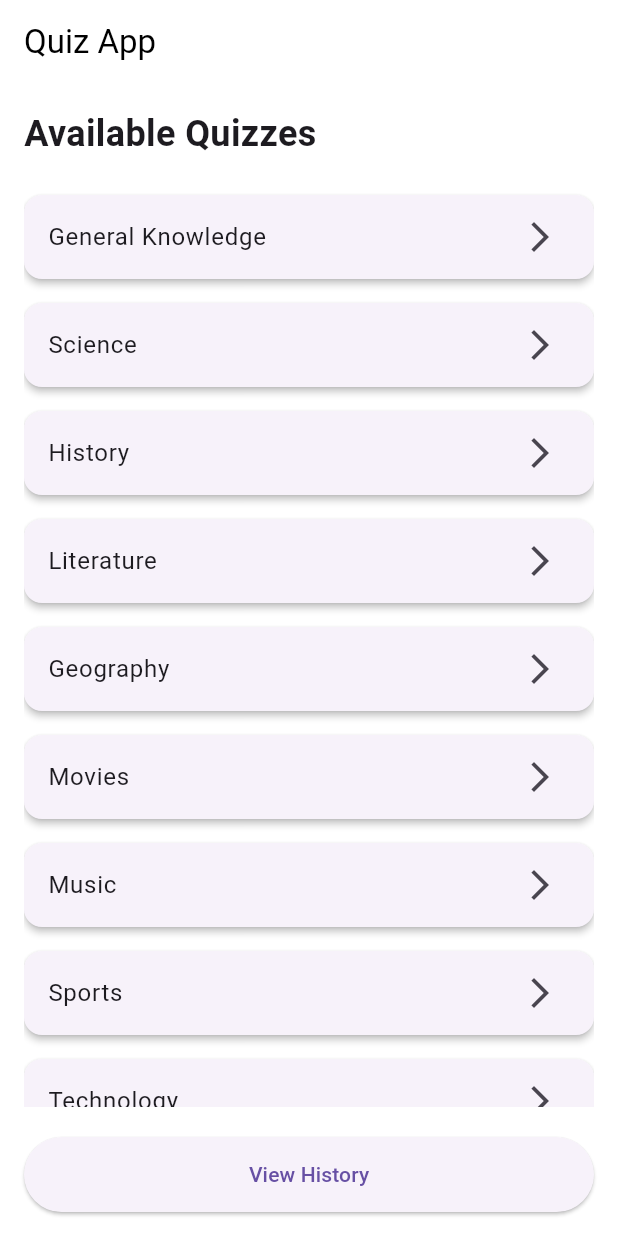
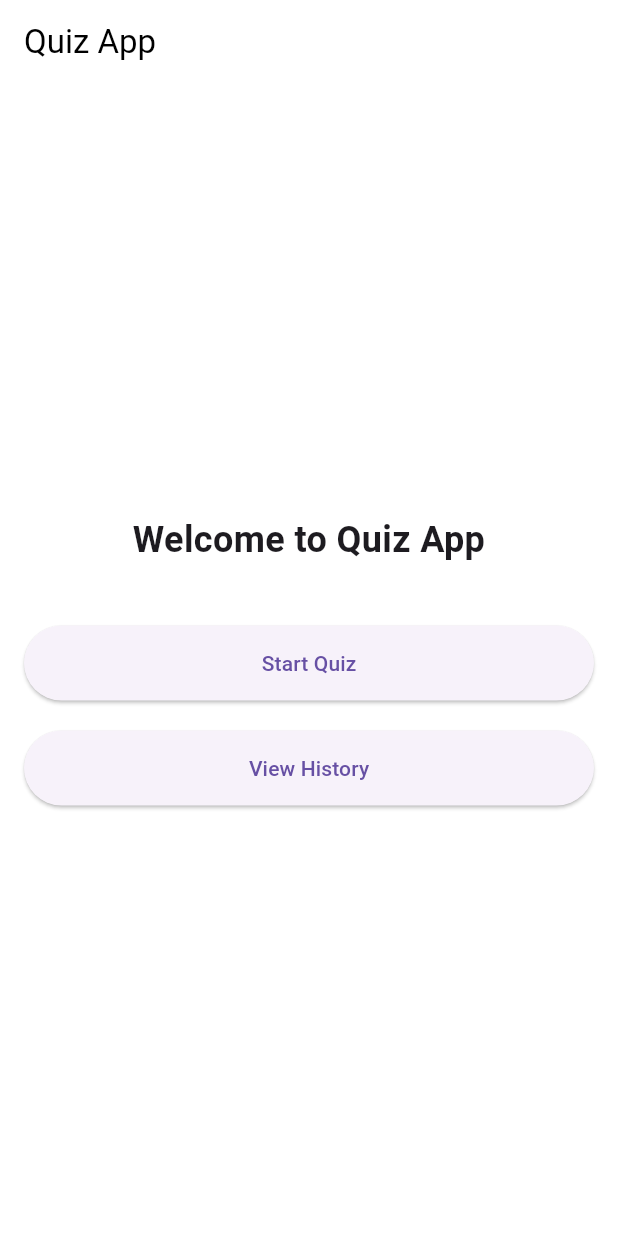
Before and after one commit to Rohith2006/quiz-app, a Flutter app: the screen it shows after launch, on a phone screen of 412 x 824 dp. Run offline on Flutter 3.47's test engine with Material 3 defaults, Android fonts, the phone set to English and light mode, and no system bars; our stand-ins replace shared_preferences.

Commit message:
connected to go server and fetching questions from it

```diff
--- a/app_f/lib/models/question.dart
+++ b/app_f/lib/models/question.dart
@@ -1,11 +1,56 @@
+// lib/models/question.dart
+
 class Question {
-  final String questionText;
-  final List<String> options;
-  final int correctOptionIndex;
+  final String id;
+  final String question;
+  final String optionA;
+  final String optionB;
+  final String optionC;
+  final String optionD;
+  final String correctAnswer;
+  final String difficulty;
+  final String hint;
 
   Question({
-    required this.questionText,
-    required this.options,
-    required this.correctOptionIndex,
+    required this.id,
+    required this.question,
+    required this.optionA,
+    required this.optionB,
+    required this.optionC,
+    required this.optionD,
+    required this.correctAnswer,
+    required this.difficulty,
+    required this.hint,
   });
+
+  factory Question.fromJson(Map<String, dynamic> json) {
+    return Question(
+      id: json['id'],
+      question: json['question'],
+      optionA: json['option_a'],
+      optionB: json['option_b'],
+      optionC: json['option_c'],
+      optionD: json['option_d'],
+      correctAnswer: json['correct_answer'],
+      difficulty: json['difficulty'],
+      hint: json['hint'],
+    );
+  }
+
+  List<String> get options => [optionA, optionB, optionC, optionD];
+
+  int get correctOptionIndex {
+    switch (correctAnswer) {
+      case 'A':
+        return 0;
+      case 'B':
+        return 1;
+      case 'C':
+        return 2;
+      case 'D':
+        return 3;
+      default:
+        throw Exception('Invalid correct_answer: $correctAnswer');
+    }
+  }
 }
--- a/app_f/lib/models/quiz.dart
+++ b/app_f/lib/models/quiz.dart
@@ -2,7 +2,34 @@ import 'question.dart';
 
 class Quiz {
   final String name;
+  final String difficulty;
+  final int numberOfQuestions;
   final List<Question> questions;
 
-  Quiz({required this.name, required this.questions});
+  Quiz({
+    required this.name,
+    required this.difficulty,
+    required this.numberOfQuestions,
+    required this.questions,
+  });
+
+  // If you need to create a Quiz object before you have the questions,
+  // you can use a factory constructor like this:
+  factory Quiz.initial({
+    required String name,
+    required String difficulty,
+    required int numberOfQuestions,
+  }) {
+    return Quiz(
+      name: name,
+      difficulty: difficulty,
+      numberOfQuestions: numberOfQuestions,
+      questions: [], // Start with an empty list
+    );
+  }
+
+  // Method to add questions to the quiz
+  void addQuestions(List<Question> newQuestions) {
+    questions.addAll(newQuestions);
+  }
 }
--- a/app_f/lib/screens/home_screen.dart
+++ b/app_f/lib/screens/home_screen.dart
@@ -1,15 +1,10 @@
 import 'package:flutter/material.dart';
-import '../services/quiz_service.dart';
-import 'quiz_screen.dart';
+import 'quiz_settings_screen.dart';
 import 'history_screen.dart';
 
 class HomeScreen extends StatelessWidget {
-  final QuizService _quizService = QuizService();
-
   @override
   Widget build(BuildContext context) {
-    final quizzes = _quizService.getQuizzes();
-
     return Scaffold(
       appBar: AppBar(
         title: Text('Quiz App'),
@@ -18,30 +13,23 @@ class HomeScreen extends StatelessWidget {
         child: Padding(
           padding: EdgeInsets.all(16.0),
           child: Column(
+            mainAxisAlignment: MainAxisAlignment.center,
             crossAxisAlignment: CrossAxisAlignment.stretch,
             children: [
               Text(
-                'Available Quizzes',
+                'Welcome to Quiz App',
                 style: TextStyle(fontSize: 24, fontWeight: FontWeight.bold),
+                textAlign: TextAlign.center,
               ),
-              SizedBox(height: 16),
-              Expanded(
-                child: ListView.builder(
-                  itemCount: quizzes.length,
-                  itemBuilder: (context, index) {
-                    return Card(
-                      elevation: 2,
-                      margin: EdgeInsets.symmetric(vertical: 8),
-                      child: ListTile(
-                        title: Text(quizzes[index].name),
-                        trailing: Icon(Icons.arrow_forward_ios),
-                        onTap: () => Navigator.push(
-                          context,
-                          MaterialPageRoute(builder: (context) => QuizScreen(quiz: quizzes[index])),
-                        ),
-                      ),
-                    );
-                  },
+              SizedBox(height: 40),
+              ElevatedButton(
+                child: Text('Start Quiz'),
+                style: ElevatedButton.styleFrom(
+                  padding: EdgeInsets.symmetric(vertical: 15.0),
+                ),
+                onPressed: () => Navigator.push(
+                  context,
+                  MaterialPageRoute(builder: (context) => QuizSettingsScreen()),
                 ),
               ),
               SizedBox(height: 20),
--- a/app_f/lib/services/quiz_service.dart
+++ b/app_f/lib/services/quiz_service.dart
@@ -1,286 +1,25 @@
 import 'dart:convert';
 import 'package:shared_preferences/shared_preferences.dart';
+import 'package:http/http.dart' as http;
 import '../models/quiz.dart';
 import '../models/question.dart';
 
 class QuizService {
   static const String _historyKey = 'quiz_history';
 
-  List<Quiz> getQuizzes() {
-  return [
-    Quiz(
-      name: 'General Knowledge',
-      questions: [
-        Question(
-          questionText: 'What is the capital of France?',
-          options: ['London', 'Berlin', 'Paris', 'Madrid'],
-          correctOptionIndex: 2,
-        ),
-        Question(
-          questionText: 'Who painted the Mona Lisa?',
-          options: ['Van Gogh', 'Da Vinci', 'Picasso', 'Rembrandt'],
-          correctOptionIndex: 1,
-        ),
-        Question(
-          questionText: 'What is the largest planet in our solar system?',
-          options: ['Earth', 'Mars', 'Jupiter', 'Saturn'],
-          correctOptionIndex: 2,
-        ),
-        Question(
-          questionText: 'In which year did World War II end?',
-          options: ['1943', '1945', '1947', '1950'],
-          correctOptionIndex: 1,
-        ),
-        Question(
-          questionText: 'What is the chemical symbol for gold?',
-          options: ['Au', 'Ag', 'Fe', 'Cu'],
-          correctOptionIndex: 0,
-        ),
-      ],
-    ),
-    Quiz(
-      name: 'Science',
-      questions: [
-        Question(
-          questionText: 'What is the chemical symbol for water?',
-          options: ['Wa', 'H2O', 'O2', 'CO2'],
-          correctOptionIndex: 1,
-        ),
-        Question(
-          questionText: 'What planet is known as the Red Planet?',
-          options: ['Venus', 'Jupiter', 'Mars', 'Saturn'],
-          correctOptionIndex: 2,
-        ),
-        Question(
-          questionText: 'What is the hardest natural substance on Earth?',
-          options: ['Gold', 'Iron', 'Diamond', 'Platinum'],
-          correctOptionIndex: 2,
-        ),
-        Question(
-          questionText: 'What is the largest organ in the human body?',
-          options: ['Heart', 'Brain', 'Liver', 'Skin'],
-          correctOptionIndex: 3,
-        ),
-        Question(
-          questionText: 'Which of these is not a state of matter?',
-          options: ['Solid', 'Liquid', 'Gas', 'Rock'],
-          correctOptionIndex: 3,
-        ),
-      ],
-    ),
-    Quiz(
-      name: 'History',
-      questions: [
-        Question(
-          questionText: 'Who was the first President of the United States?',
-          options: ['Thomas Jefferson', 'John Adams', 'George Washington', 'Benjamin Franklin'],
-          correctOptionIndex: 2,
-        ),
-        Question(
-          questionText: 'In which year did Christopher Columbus first reach the Americas?',
-          options: ['1492', '1500', '1512', '1525'],
-          correctOptionIndex: 0,
-        ),
-        Question(
-          questionText: 'Which ancient wonder was located in Alexandria?',
-          options: ['Hanging Gardens', 'Colossus', 'Lighthouse', 'Great Pyramid'],
-          correctOptionIndex: 2,
-        ),
-        Question(
-          questionText: 'Who was the first woman to win a Nobel Prize?',
-          options: ['Marie Curie', 'Mother Teresa', 'Jane Addams', 'Bertha von Suttner'],
-          correctOptionIndex: 0,
-        ),
-        Question(
-          questionText: 'In which year did the Berlin Wall fall?',
-          options: ['1987', '1989', '1991', '1993'],
-          correctOptionIndex: 1,
-        ),
-      ],
-    ),
-    Quiz(
-      name: 'Literature',
-      questions: [
-        Question(
-          questionText: 'Who wrote "Romeo and Juliet"?',
-          options: ['Charles Dickens', 'William Shakespeare', 'Jane Austen', 'Mark Twain'],
-          correctOptionIndex: 1,
-        ),
-        Question(
-          questionText: 'What is the name of the hobbit in "The Lord of the Rings"?',
-          options: ['Bilbo', 'Frodo', 'Sam', 'Pippin'],
-          correctOptionIndex: 1,
-        ),
-        Question(
-          questionText: 'Who wrote "1984"?',
-          options: ['George Orwell', 'Aldous Huxley', 'Ray Bradbury', 'H.G. Wells'],
-          correctOptionIndex: 0,
-        ),
-        Question(
-          questionText: 'Which of these is not a work by Jane Austen?',
-          options: ['Pride and Prejudice', 'Emma', 'Sense and Sensibility', 'Wuthering Heights'],
-          correctOptionIndex: 3,
-        ),
-        Question(
-          questionText: 'Who wrote "The Catcher in the Rye"?',
-          options: ['F. Scott Fitzgerald', 'Ernest Hemingway', 'J.D. Salinger', 'John Steinbeck'],
-          correctOptionIndex: 2,
-        ),
-      ],
-    ),
-    Quiz(
-      name: 'Geography',
-      questions: [
-        Question(
-          questionText: 'What is the largest country by land area?',
-          options: ['China', 'USA', 'Canada', 'Russia'],
-          correctOptionIndex: 3,
-        ),
-        Question(
-          questionText: 'Which of these is not a continent?',
-          options: ['Europe', 'Australia', 'Antarctica', 'Greenland'],
-          correctOptionIndex: 3,
-        ),
-        Question(
-          questionText: 'What is the capital of Brazil?',
-          options: ['São Paulo', 'Rio de Janeiro', 'Brasília', 'Salvador'],
-          correctOptionIndex: 2,
-        ),
-        Question(
-          questionText: 'Which desert is the largest in the world?',
-          options: ['Gobi', 'Kalahari', 'Sahara', 'Antarctic'],
-          correctOptionIndex: 3,
-        ),
-        Question(
-          questionText: 'What is the longest river in the world?',
-          options: ['Amazon', 'Nile', 'Yangtze', 'Mississippi'],
-          correctOptionIndex: 1,
-        ),
-      ],
-    ),
-    Quiz(
-      name: 'Movies',
-      questions: [
-        Question(
-          questionText: 'Who directed the movie "Jaws"?',
-          options: ['Steven Spielberg', 'Martin Scorsese', 'Francis Ford Coppola', 'George Lucas'],
-          correctOptionIndex: 0,
-        ),
-        Question(
-          questionText: 'Which movie won the Oscar for Best Picture in 2020?',
-          options: ['1917', 'Joker', 'Parasite', 'Once Upon a Time in Hollywood'],
-          correctOptionIndex: 2,
-        ),
-        Question(
-          questionText: 'Who played Jack in the movie "Titanic"?',
-          options: ['Brad Pitt', 'Leonardo DiCaprio', 'Johnny Depp', 'Tom Cruise'],
-          correctOptionIndex: 1,
-        ),
-        Question(
-          questionText: 'Which of these is not a Marvel superhero?',
-          options: ['Iron Man', 'Captain America', 'Batman', 'Thor'],
-          correctOptionIndex: 2,
-        ),
-        Question(
-          questionText: 'Who played Hermione Granger in the Harry Potter films?',
-          options: ['Emma Watson', 'Emma Stone', 'Emma Roberts', 'Emily Blunt'],
-          correctOptionIndex: 0,
-        ),
-      ],
-    ),
-    Quiz(
-      name: 'Music',
-      questions: [
-        Question(
-          questionText: 'Who is known as the "King of Pop"?',
-          options: ['Elvis Presley', 'Michael Jackson', 'Prince', 'David Bowie'],
-          correctOptionIndex: 1,
-        ),
-        Question(
-          questionText: 'Which band performed the song "Bohemian Rhapsody"?',
-          options: ['The Beatles', 'Led Zeppelin', 'Queen', 'Pink Floyd'],
-          correctOptionIndex: 2,
-        ),
-        Question(
-          questionText: 'What instrument does Yo-Yo Ma play?',
-          options: ['Violin', 'Piano', 'Cello', 'Flute'],
-          correctOptionIndex: 2,
-        ),
-        Question(
-          questionText: 'Who wrote the opera "The Magic Flute"?',
-          options: ['Bach', 'Beethoven', 'Mozart', 'Tchaikovsky'],
-          correctOptionIndex: 2,
-        ),
-        Question(
-          questionText: 'Which of these is not a type of guitar?',
-          options: ['Acoustic', 'Electric', 'Bass', 'Soprano'],
-          correctOptionIndex: 3,
-        ),
-      ],
-    ),
-    Quiz(
-      name: 'Sports',
-      questions: [
-        Question(
-          questionText: 'In which sport would you perform a slam dunk?',
-          options: ['Football', 'Tennis', 'Basketball', 'Golf'],
-          correctOptionIndex: 2,
-        ),
-        Question(
-          questionText: 'How many players are there in a soccer team on the field?',
-          options: ['9', '10', '11', '12'],
-          correctOptionIndex: 2,
-        ),
-        Question(
-          questionText: 'Which country has won the most FIFA World Cups?',
-          options: ['Germany', 'Italy', 'Argentina', 'Brazil'],
-          correctOptionIndex: 3,
-        ),
-        Question(
-          questionText: 'In which sport is the Davis Cup awarded?',
-          options: ['Tennis', 'Cricket', 'Rugby', 'Ice Hockey'],
-          correctOptionIndex: 0,
-        ),
-        Question(
-          questionText: 'How many Olympic rings are there?',
-          options: ['4', '5', '6', '7'],
-          correctOptionIndex: 1,
-        ),
-      ],
-    ),
-    Quiz(
-      name: 'Technology',
-      questions: [
-        Question(
-          questionText: 'Who is the co-founder of Microsoft?',
-          options: ['Steve Jobs', 'Bill Gates', 'Mark Zuckerberg', 'Jeff Bezos'],
-          correctOptionIndex: 1,
-        ),
-        Question(
-          questionText: 'What does "CPU" stand for?',
-          options: ['Central Processing Unit', 'Computer Personal Unit', 'Central Process Unit', 'Central Processor Unit'],
-          correctOptionIndex: 0,
-        ),
-        Question(
-          questionText: 'Which company developed the iPhone?',
-          options: ['Google', 'Samsung', 'Apple', 'Microsoft'],
-          correctOptionIndex: 2,
-        ),
-        Question(
-          questionText: 'What does "WWW" stand for in a website browser?',
-          options: ['World Wide Web', 'World War Web', 'Wide World Web', 'Web World Wide'],
-          correctOptionIndex: 0,
-        ),
-        Question(
-          questionText: 'Which of these is not a programming language?',
-          options: ['Java', 'Python', 'Ruby', 'Photoshop'],
-          correctOptionIndex: 3,
-        ),
-      ],
-    ),
-  ];
-}
 
+
+  Future<List<Question>> getQuestions(Quiz quiz) async {
+    final response = await http.get(Uri.parse(
+        'https://go-server-theta.vercel.app/get-random-questions?difficulty=${quiz.difficulty.toLowerCase()}&num=${quiz.numberOfQuestions}'));
+
+    if (response.statusCode == 200) {
+      List<dynamic> questionsJson = json.decode(response.body);
+      return questionsJson.map((q) => Question.fromJson(q)).toList();
+    } else {
+      throw Exception('Failed to load questions');
+    }
+  }
   Future<void> saveQuizResult(String quizName, int score) async {
     final prefs = await SharedPreferences.getInstance();
     List<String> history = prefs.getStringList(_historyKey) ?? [];
--- a/app_f/pubspec.yaml
+++ b/app_f/pubspec.yaml
@@ -12,6 +12,7 @@ dependencies:
     sdk: flutter
   shared_preferences: ^2.1.1
   cupertino_icons: ^1.0.8
+  http: ^1.2.2
 
 dev_dependencies:
   flutter_test:
```
Also changed, not shown: app_f/lib/screens/quiz_screen.dart (+134 -31 lines), app_f/lib/screens/quiz_settings_screen.dart (added, +85 -0 lines), app_f/pubspec.lock, 6 other files.
